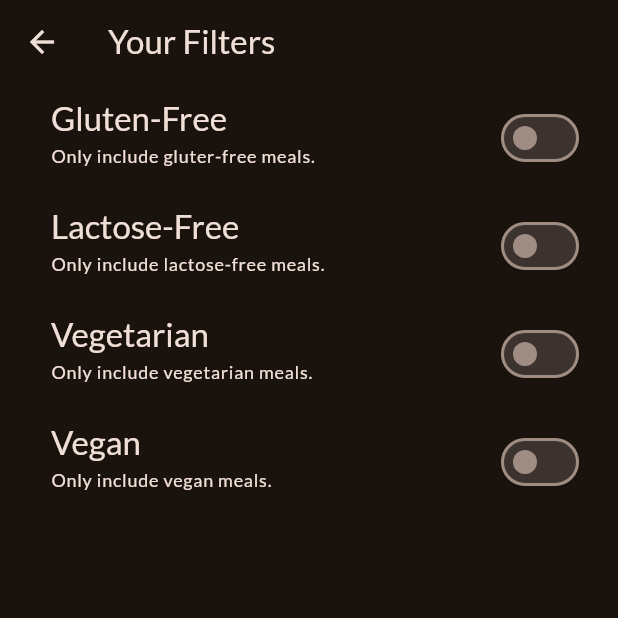
After one commit to Vipul-Thapliyal/Flutter_course_sec_8_meals_app, a Flutter app: the FiltersScreen screen opened directly, on a phone screen of 412 x 824 dp, the top half of it. The commit adds this screen. Run offline on Flutter 3.47's test engine with Material 2 defaults, Android fonts, the phone set to English and light mode, and no system bars; our stand-ins replace google_fonts, transparent_image; statements that could not run were skipped.

Commit message:
Completed till 170 Adding More Filter Options

```diff
--- /dev/null
+++ b/lib/screens/filters.dart
@@ -0,0 +1,133 @@
+import 'package:flutter/material.dart';
+import 'package:meals_app_section_8/screens/tabs.dart';
+import 'package:meals_app_section_8/widgets/main_drawer.dart';
+
+class FiltersScreen extends StatefulWidget {
+  const FiltersScreen({Key? key}) : super(key: key);
+
+  @override
+  State<FiltersScreen> createState() => _FiltersScreenState();
+}
+
+class _FiltersScreenState extends State<FiltersScreen> {
+  var _glutenFreeFilterSet = false;
+  var _lactoseFreeFilterSet = false;
+  var _vegetarianFilterSet = false;
+  var _veganFilterSet = false;
+
+  @override
+  Widget build(BuildContext context) {
+    return Scaffold(
+      appBar: AppBar(
+        title: const Text("Your Filters"),
+      ),
+      // drawer: MainDrawer(
+      //   onSelectScreen: (identifier) {
+      //     Navigator.of(context).pop();
+      //     if(identifier == "meals") {
+      //       Navigator.of(context).pushReplacement(
+      //         MaterialPageRoute(builder: (crx) => const TabsScreen())
+      //       );
+      //     }
+      //   },
+      // ),
+      body: WillPopScope(
+        onWillPop: () {
+          Navigator.of(context).pop()
+        },
+        child: Column(
+          children: [
+            SwitchListTile(
+              value: _glutenFreeFilterSet,
+              onChanged: (isChecked) {
+                setState(() {
+                  _glutenFreeFilterSet = isChecked;
+                });
+              },
+              title: Text(
+                "Gluten-Free",
+                style: Theme.of(context).textTheme.titleLarge!.copyWith(
+                  color: Theme.of(context).colorScheme.onBackground,
+                )
+              ),
+              subtitle: Text(
+                "Only include gluter-free meals.",
+                style: Theme.of(context).textTheme.labelMedium!.copyWith(
+                  color: Theme.of(context).colorScheme.onBackground,
+                ),
+              ),
+              activeColor: Theme.of(context).colorScheme.tertiary,
+              contentPadding: const EdgeInsets.only(left: 34, right: 22),
+            ),
+            SwitchListTile(
+              value: _lactoseFreeFilterSet,
+              onChanged: (isChecked) {
+                setState(() {
+                  _lactoseFreeFilterSet = isChecked;
+                });
+              },
+              title: Text(
+                  "Lactose-Free",
+                  style: Theme.of(context).textTheme.titleLarge!.copyWith(
+                    color: Theme.of(context).colorScheme.onBackground,
+                  )
+              ),
+              subtitle: Text(
+                "Only include lactose-free meals.",
+                style: Theme.of(context).textTheme.labelMedium!.copyWith(
+                  color: Theme.of(context).colorScheme.onBackground,
+                ),
+              ),
+              activeColor: Theme.of(context).colorScheme.tertiary,
+              contentPadding: const EdgeInsets.only(left: 34, right: 22),
+            ),
+            SwitchListTile(
+              value: _vegetarianFilterSet,
+              onChanged: (isChecked) {
+                setState(() {
+                  _vegetarianFilterSet = isChecked;
+                });
+              },
+              title: Text(
+                  "Vegetarian",
+                  style: Theme.of(context).textTheme.titleLarge!.copyWith(
+                    color: Theme.of(context).colorScheme.onBackground,
+                  )
+              ),
+              subtitle: Text(
+                "Only include vegetarian meals.",
+                style: Theme.of(context).textTheme.labelMedium!.copyWith(
+                  color: Theme.of(context).colorScheme.onBackground,
+                ),
+              ),
+              activeColor: Theme.of(context).colorScheme.tertiary,
+              contentPadding: const EdgeInsets.only(left: 34, right: 22),
+            ),
+            SwitchListTile(
+              value: _veganFilterSet,
+              onChanged: (isChecked) {
+                setState(() {
+                  _veganFilterSet = isChecked;
+                });
+              },
+              title: Text(
+                  "Vegan",
+                  style: Theme.of(context).textTheme.titleLarge!.copyWith(
+                    color: Theme.of(context).colorScheme.onBackground,
+                  )
+              ),
+              subtitle: Text(
+                "Only include vegan meals.",
+                style: Theme.of(context).textTheme.labelMedium!.copyWith(
+                  color: Theme.of(context).colorScheme.onBackground,
+                ),
+              ),
+              activeColor: Theme.of(context).colorScheme.tertiary,
+              contentPadding: const EdgeInsets.only(left: 34, right: 22),
+            ),
+          ],
+        ),
+      ),
+    );
+  }
+}
--- a/lib/screens/tabs.dart
+++ b/lib/screens/tabs.dart
@@ -1,8 +1,9 @@
 import 'package:flutter/material.dart';
 import 'package:meals_app_section_8/models/meal.dart';
 import 'package:meals_app_section_8/screens/categories.dart';
+import 'package:meals_app_section_8/screens/filters.dart';
 import 'package:meals_app_section_8/screens/meals.dart';
-import 'package:meals_app_section_8/widgets/meal_drawer.dart';
+import 'package:meals_app_section_8/widgets/main_drawer.dart';
 
 class TabsScreen extends StatefulWidget {
   const TabsScreen({Key? key}) : super(key: key);
@@ -47,6 +48,15 @@
     });
   }
 
+  void _setScreen(String identifier) {
+    Navigator.of(context).pop();
+    if(identifier == "filters") {
+      Navigator.of(context).push(
+        MaterialPageRoute(builder: (ctx) => const FiltersScreen())
+      );
+    }
+  }
+
   @override
   Widget build(BuildContext context) {
     Widget activePage = CategoriesScreen(onToggleFavorite: _toggleMealFavoriteStatus,);
@@ -65,7 +75,9 @@
       appBar: AppBar(
         title: Text(activePageTitle),
       ),
-      drawer: const MainDrawer(),
+      drawer: MainDrawer(
+        onSelectScreen: _setScreen,
+      ),
       body: activePage,
       bottomNavigationBar: BottomNavigationBar(
         onTap: _selectPage,
@@ -76,8 +88,8 @@
             label: "Categories"
           ),
           BottomNavigationBarItem(
-              icon: Icon(Icons.star),
-              label: "Favorites"
+            icon: Icon(Icons.star),
+            label: "Favorites"
           ),
         ],
       ),
--- a/lib/widgets/meal_drawer.dart
+++ b/lib/widgets/main_drawer.dart
@@ -1,7 +1,12 @@
 import 'package:flutter/material.dart';
 
 class MainDrawer extends StatelessWidget {
-  const MainDrawer({Key? key}) : super(key: key);
+  const MainDrawer({
+    Key? key,
+    required this.onSelectScreen
+  }) : super(key: key);
+
+  final void Function(String identifier) onSelectScreen;
 
   @override
   Widget build(BuildContext context) {
@@ -53,7 +58,7 @@
               ),
             ),
             onTap: () {
-
+              onSelectScreen("meals");
             },
           ),
 
@@ -72,7 +77,7 @@
               ),
             ),
             onTap: () {
-
+              onSelectScreen("filters");
             },
           ),
         ],
--- a/pubspec.yaml
+++ b/pubspec.yaml
@@ -36,6 +36,7 @@
   cupertino_icons: ^1.0.2
   google_fonts: ^4.0.3
   transparent_image: ^2.0.1
+
 
 dev_dependencies:
   flutter_test:
```
